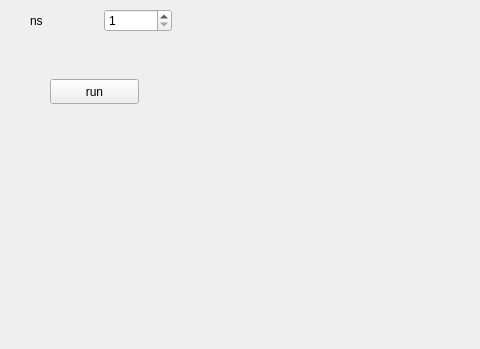
First picture: the form in mainwindow.ui, repository newMember1/toyPBRT, before the edit; both pictures show x 0 to 480 and y 251 to 600 of the 800 by 600 pixel window.
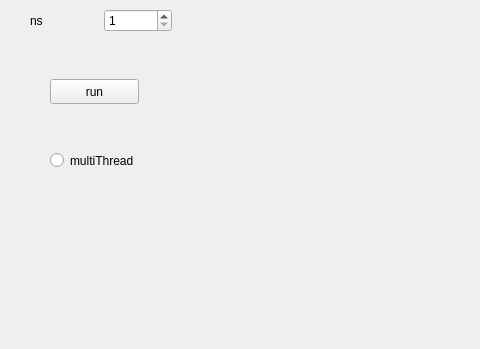
Second picture: the form after the edit.

Commit message: enable multi threads

```diff
--- a/mainwindow.ui
+++ b/mainwindow.ui
@@ -130,6 +130,22 @@
      </item>
     </layout>
    </widget>
+   <widget class="QRadioButton" name="radioButton_multiThread">
+    <property name="enabled">
+     <bool>true</bool>
+    </property>
+    <property name="geometry">
+     <rect>
+      <x>50</x>
+      <y>400</y>
+      <width>112</width>
+      <height>23</height>
+     </rect>
+    </property>
+    <property name="text">
+     <string>multiThread</string>
+    </property>
+   </widget>
   </widget>
   <widget class="QMenuBar" name="menubar">
    <property name="geometry">
```
The commit also changes 2 other files.
